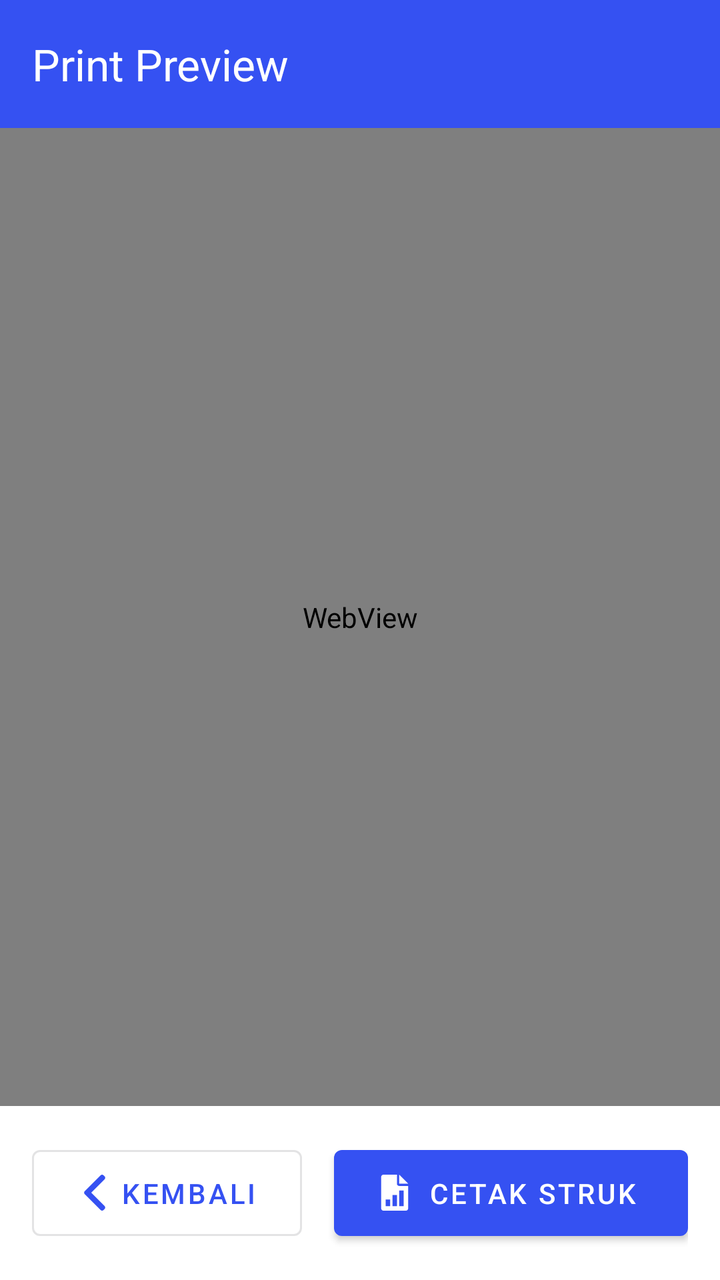
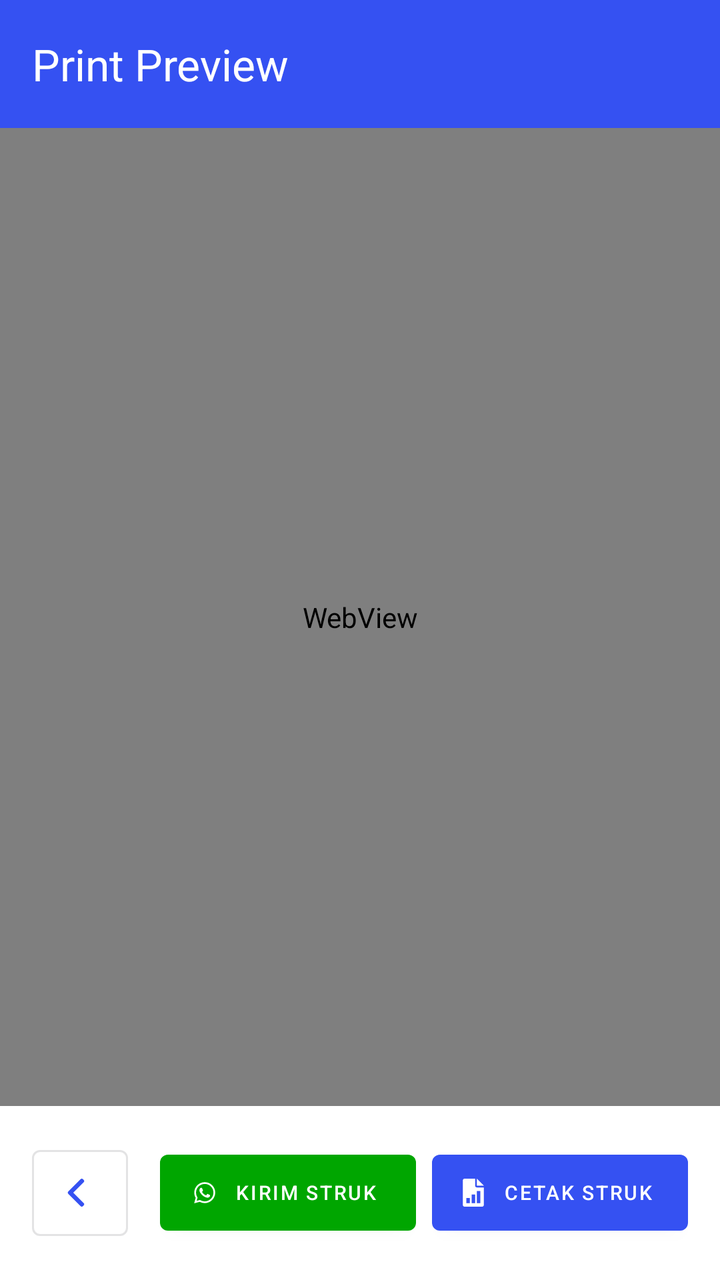

Before-and-after screenshots of an Android layout around one commit, followed by the original layout XML and the change that was made.
<!-- AndroidManifest.xml: application theme Theme.BAGUSLAUNDRY -->
<!-- res/layout/fragment_print_preview_rental.xml -->
<?xml version="1.0" encoding="utf-8"?>
<LinearLayout xmlns:android="http://schemas.android.com/apk/res/android"
    xmlns:app="http://schemas.android.com/apk/res-auto"
    android:layout_width="match_parent"
    android:layout_height="match_parent"
    android:background="@color/white"
    android:orientation="vertical">

    <com.google.android.material.appbar.AppBarLayout
        android:layout_width="match_parent"
        android:layout_height="wrap_content">

        <com.google.android.material.appbar.MaterialToolbar
            android:id="@+id/toolbar"
            android:layout_width="match_parent"
            android:layout_height="?attr/actionBarSize"
            android:background="?attr/colorPrimary"
            app:title="Print Preview"
            app:titleTextColor="?attr/colorOnPrimary" />
    </com.google.android.material.appbar.AppBarLayout>


    <FrameLayout
        android:layout_width="match_parent"
        android:layout_height="0dp"
        android:layout_weight="1">

        <WebView
        android:id="@+id/receiptWebView"
        android:layout_width="match_parent"
        android:layout_height="match_parent"
        android:layout_weight="1"
        android:background="#FFFFFF" />

        
        <ProgressBar
            android:id="@+id/progressBar"
            android:layout_width="wrap_content"
            android:layout_height="wrap_content"
            android:layout_gravity="center"
            android:layout_margin="16dp"
            android:indeterminateTint="@color/blue500"
            android:visibility="gone" />
    </FrameLayout>

    <LinearLayout
        android:layout_width="match_parent"
        android:layout_height="wrap_content"
        android:gravity="center_vertical"
        android:orientation="horizontal"
        android:paddingHorizontal="16dp"
        android:paddingTop="16dp"
        android:paddingBottom="16dp">

        <com.google.android.material.button.MaterialButton
            android:id="@+id/back_button"
            style="@style/Widget.MaterialComponents.Button.OutlinedButton"
            android:layout_width="0dp"
            android:layout_height="wrap_content"
            android:layout_marginEnd="8dp"
            android:layout_weight="1.3"
            android:paddingVertical="12dp"
            android:text="Kembali"
            app:icon="@drawable/back"
            app:iconGravity="textStart" />

        <com.google.android.material.button.MaterialButton
            android:id="@+id/print_button"
            style="@style/Widget.MaterialComponents.Button.Icon"
            android:layout_width="0dp"
            android:layout_height="wrap_content"
            android:layout_marginStart="8dp"
            android:layout_weight="1.7"
            android:paddingVertical="12dp"
            android:text="Cetak Struk"
            app:icon="@drawable/report"
            app:iconGravity="textStart" />

    </LinearLayout>

</LinearLayout>
<!-- resources referenced by this layout -->
<resources>
  <color name="blue500">#5596FB</color>
  <color name="white">#FFFFFF</color>
  <!-- drawable back (drawable) -->
  <vector xmlns:android="http://schemas.android.com/apk/res/android"
      android:width="512dp"
      android:height="512dp"
      android:viewportWidth="492"
      android:viewportHeight="492">
    <path
        android:pathData="M198.61,246.1 L382.66,62.04c5.07,-5.06 7.86,-11.82 7.86,-19.02 0,-7.21 -2.79,-13.97 -7.86,-19.03l-16.13,-16.12C361.48,2.79 354.71,0 347.5,0s-13.96,2.79 -19.03,7.86L109.33,227.01c-5.08,5.08 -7.87,11.87 -7.85,19.08 -0.02,7.25 2.76,14.03 7.85,19.11l218.94,218.93c5.06,5.07 11.82,7.86 19.03,7.86 7.21,0 13.96,-2.79 19.03,-7.86l16.12,-16.12c10.49,-10.49 10.49,-27.57 0,-38.06L198.61,246.1z"
        android:fillColor="#283954"/>
  </vector>
  <!-- drawable report (drawable) -->
  <vector xmlns:android="http://schemas.android.com/apk/res/android"
      android:width="512dp"
      android:height="512dp"
      android:viewportWidth="512"
      android:viewportHeight="512">
    <path
        android:pathData="M320,0v128h128z"
        android:fillColor="#4472ff"/>
    <path
        android:pathData="M320,160c-17.63,0 -32,-14.37 -32,-32L288,0L96,0C78.37,0 64,14.37 64,32v448c0,17.66 14.37,32 32,32h320c17.66,0 32,-14.34 32,-32L448,160L320,160zM192,448h-64v-96h64v96zM288,448h-64L224,288h64v160zM384,448h-64L320,224h64v224z"
        android:fillColor="#4472ff"/>
  </vector>
  <style name="Theme.BAGUSLAUNDRY" parent="Base.Theme.BAGUSLAUNDRY" />
  <style name="Base.Theme.BAGUSLAUNDRY" parent="Theme.Material3.Light.NoActionBar">
          
          <item name="colorPrimary">@color/primary</item>
           <item name="colorAccent">@color/secondary</item>
      </style>
  <color name="primary">#3551F2</color>
  <color name="secondary">#536AF4</color>
</resources>

<!-- the commit's change to res/layout/fragment_print_preview_rental.xml (unified diff, before → after) -->
@@ -55,13 +55,27 @@
         <com.google.android.material.button.MaterialButton
             android:id="@+id/back_button"
             style="@style/Widget.MaterialComponents.Button.OutlinedButton"
-            android:layout_width="0dp"
+            android:layout_width="48dp"
             android:layout_height="wrap_content"
             android:layout_marginEnd="8dp"
-            android:layout_weight="1.3"
             android:paddingVertical="12dp"
-            android:text="Kembali"
+            app:iconSize="14sp"
             app:icon="@drawable/back"
+            app:iconGravity="textStart" />
+
+        <com.google.android.material.button.MaterialButton
+            android:id="@+id/kirim_button"
+            style="@style/Widget.MaterialComponents.Button.Icon"
+            android:layout_width="0dp"
+            app:backgroundTint="@color/transaksiIn"
+            android:layout_height="wrap_content"
+            android:layout_marginStart="8dp"
+            android:layout_weight="1.7"
+            android:paddingVertical="12dp"
+            android:text="Kirim STRUK"
+            android:textSize="10sp"
+            app:iconSize="14sp"
+            app:icon="@drawable/share"
             app:iconGravity="textStart" />
 
         <com.google.android.material.button.MaterialButton
@@ -73,6 +87,8 @@
             android:layout_weight="1.7"
             android:paddingVertical="12dp"
             android:text="Cetak Struk"
+            android:textSize="10sp"
+            app:iconSize="14sp"
             app:icon="@drawable/report"
             app:iconGravity="textStart" />
 
<!-- resource entries referenced after the edit -->
@@ -1,6 +1,7 @@
 <!-- resources referenced by this layout -->
 <resources>
   <color name="blue500">#5596FB</color>
+  <color name="transaksiIn">#00A600</color>
   <color name="white">#FFFFFF</color>
   <!-- drawable back (drawable) -->
   <vector xmlns:android="http://schemas.android.com/apk/res/android"
@@ -25,6 +26,19 @@
         android:pathData="M320,160c-17.63,0 -32,-14.37 -32,-32L288,0L96,0C78.37,0 64,14.37 64,32v448c0,17.66 14.37,32 32,32h320c17.66,0 32,-14.34 32,-32L448,160L320,160zM192,448h-64v-96h64v96zM288,448h-64L224,288h64v160zM384,448h-64L320,224h64v224z"
         android:fillColor="#4472ff"/>
   </vector>
+  <!-- drawable share (drawable) -->
+  <?xml version="1.0" encoding="utf-8"?>
+  <vector xmlns:android="http://schemas.android.com/apk/res/android"
+      android:width="24dp"
+      android:height="24dp"
+      android:viewportWidth="24"
+      android:viewportHeight="24">
+  
+      <path
+          android:fillColor="#000000"
+          android:fillType="evenOdd"
+          android:pathData="M18.403,5.633A8.919,8.919,0,0,0,12.053,3c-4.948,0-8.976,4.027-8.978,8.977,0,1.582,0.413,3.126,1.198,4.488L3,21.116l4.759,-1.249a8.981,8.981,0,0,0,4.29,1.093h0.004c4.947,0,8.975,-4.027,8.977,-8.977a8.926,8.926,0,0,0,-2.627,-6.35m-6.35,13.812h-0.003a7.446,7.446,0,0,1,-3.798,-1.041l-0.272,-0.162l-2.824,0.741l0.753,-2.753l-0.177,-0.282a7.448,7.448,0,0,1,-1.141,-3.971c0.002,-4.114,3.349,-7.461,7.465,-7.461a7.413,7.413,0,0,1,5.275,2.188a7.42,7.42,0,0,1,2.183,5.279c-0.002,4.114,-3.349,7.462,-7.461,7.462m4.093,-5.589c-0.225,-0.113,-1.327,-0.655,-1.533,-0.73c-0.205,-0.075,-0.354,-0.112,-0.504,0.112s-0.58,0.729,-0.711,0.879s-0.262,0.168,-0.486,0.056s-0.947,-0.349,-1.804,-1.113c-0.667,-0.595,-1.117,-1.329,-1.248,-1.554s-0.014,-0.346,0.099,-0.458c0.101,-0.1,0.224,-0.262,0.336,-0.393c0.112,-0.131,0.149,-0.224,0.224,-0.374s0.038,-0.281,-0.019,-0.393c-0.056,-0.113,-0.505,-1.217,-0.692,-1.666c-0.181,-0.435,-0.366,-0.377,-0.504,-0.383a9.65,9.65,0,0,0,-0.429,-0.008a0.826,0.826,0,0,0,-0.599,0.28c-0.206,0.225,-0.785,0.767,-0.785,1.871s0.804,2.171,0.916,2.321c0.112,0.15,1.582,2.415,3.832,3.387c0.536,0.231,0.954,0.369,1.279,0.473c0.537,0.171,1.026,0.146,1.413,0.089c0.431,-0.064,1.327,-0.542,1.514,-1.066c0.187,-0.524,0.187,-0.973,0.131,-1.067c-0.056,-0.094,-0.207,-0.151,-0.43,-0.263" />
+  </vector>
   <style name="Theme.BAGUSLAUNDRY" parent="Base.Theme.BAGUSLAUNDRY" />
   <style name="Base.Theme.BAGUSLAUNDRY" parent="Theme.Material3.Light.NoActionBar">
           
